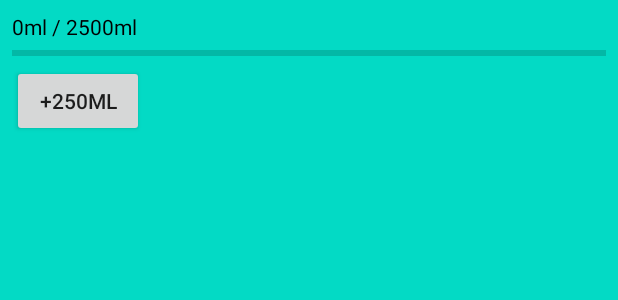
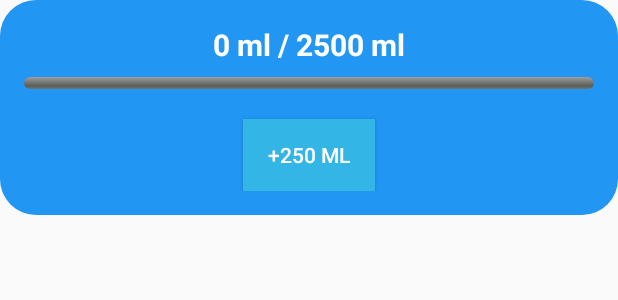
Before and after one commit to antek314/Drink_app, an Android app built with Jetpack Compose: the layout widget_layout.xml on its own in the app's theme, with its tools: preview values and no code run, on a phone screen of 412 x 824 dp. Shown: the top 300 px of the screen. Run offline under Robolectric (Android 15) with nearby library versions, the light colour scheme and no system bars.

Commit message:
widgety commit na mastera

```diff
--- /dev/null
+++ b/app/src/main/res/drawable/widget_background.xml
@@ -0,0 +1,5 @@
+<?xml version="1.0" encoding="utf-8"?>
+<shape xmlns:android="http://schemas.android.com/apk/res/android" android:shape="rectangle">
+    <solid android:color="#2196F3"/> <!-- nowy kolor tła: niebieski -->
+    <corners android:radius="24dp"/> <!-- zaokrąglone rogi -->
+</shape>
--- a/app/src/main/res/layout/widget_layout.xml
+++ b/app/src/main/res/layout/widget_layout.xml
@@ -2,29 +2,39 @@
 <LinearLayout xmlns:android="http://schemas.android.com/apk/res/android"
     android:id="@+id/widget_container"
     android:layout_width="match_parent"
-    android:layout_height="match_parent"
+    android:layout_height="wrap_content"
     android:orientation="vertical"
-    android:background="@color/teal_200"
-    android:padding="8dp">
+    android:background="@drawable/widget_background"
+    android:padding="16dp"
+    android:gravity="center_horizontal">
 
     <TextView
         android:id="@+id/water_text"
         android:layout_width="wrap_content"
         android:layout_height="wrap_content"
-        android:text="0ml / 2500ml"
-        android:textColor="@color/black" />
+        android:text="0 ml / 2500 ml"
+        android:textColor="@android:color/white"
+        android:textSize="20sp"
+        android:textStyle="bold"
+        android:layout_marginBottom="8dp"/>
 
     <ProgressBar
         android:id="@+id/progress_bar"
-        style="@style/Widget.AppCompat.ProgressBar.Horizontal"
+        style="@android:style/Widget.ProgressBar.Horizontal"
         android:layout_width="match_parent"
-        android:layout_height="wrap_content"
+        android:layout_height="8dp"
         android:max="100"
-        android:progress="0" />
+        android:progress="0"
+        android:layout_marginBottom="12dp" />
 
     <Button
         android:id="@+id/add_button"
         android:layout_width="wrap_content"
         android:layout_height="wrap_content"
-        android:text="+250ml" />
+        android:text="+250 ml"
+        android:textColor="@android:color/white"
+        android:background="@android:color/holo_blue_light"
+        android:paddingLeft="16dp"
+        android:paddingRight="16dp"
+        android:layout_marginTop="8dp"/>
 </LinearLayout>
```
